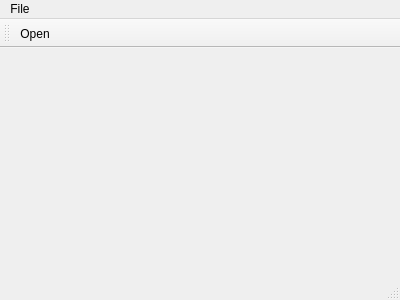
First picture: the form in mainwindow.ui, repository RicoP/emdGLViewer, before the edit.
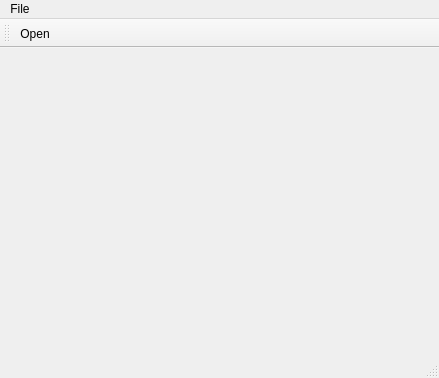
Second picture: the form after the edit. Icons and pictures are not drawn.

Patch:
```diff
--- a/mainwindow.ui
+++ b/mainwindow.ui
@@ -6,31 +6,32 @@
    <rect>
     <x>0</x>
     <y>0</y>
-    <width>400</width>
-    <height>300</height>
+    <width>439</width>
+    <height>378</height>
    </rect>
   </property>
   <property name="windowTitle">
    <string>MainWindow</string>
   </property>
   <widget class="QWidget" name="centralWidget">
-   <widget class="QWidget" name="glBox" native="true">
-    <property name="geometry">
-     <rect>
-      <x>0</x>
-      <y>0</y>
-      <width>261</width>
-      <height>121</height>
-     </rect>
-    </property>
-   </widget>
+   <layout class="QGridLayout" name="gridLayout">
+    <item row="0" column="0">
+     <widget class="QWidget" name="center" native="true">
+      <layout class="QFormLayout" name="formLayout">
+       <property name="fieldGrowthPolicy">
+        <enum>QFormLayout::AllNonFixedFieldsGrow</enum>
+       </property>
+      </layout>
+     </widget>
+    </item>
+   </layout>
   </widget>
   <widget class="QMenuBar" name="menuBar">
    <property name="geometry">
     <rect>
      <x>0</x>
      <y>0</y>
-     <width>400</width>
+     <width>439</width>
      <height>23</height>
     </rect>
    </property>
```
